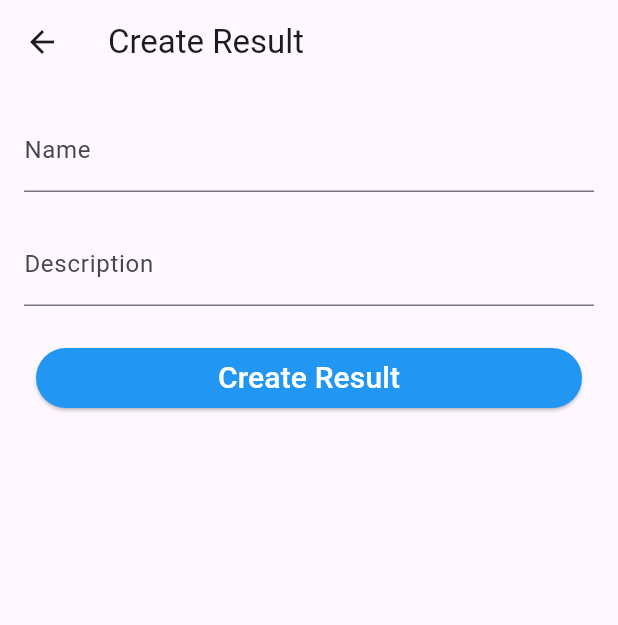
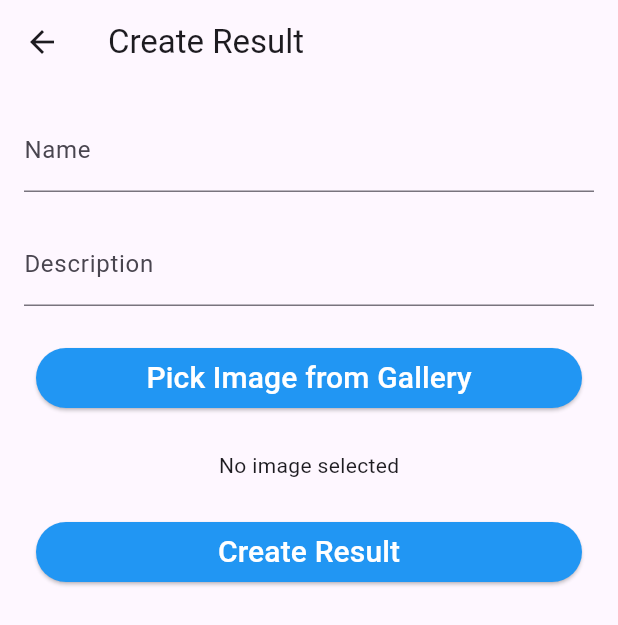
Before and after one commit to DoctorTau/Challengify-mobile, a Flutter app: the CreateResultScreen screen opened directly with empty values, on a phone screen of 412 x 824 dp. Shown: the top 625 px of the screen. Run offline on Flutter 3.47's test engine with Material 3 defaults, Android fonts, the phone set to English and light mode, and no system bars; our stand-ins replace flutter_dotenv, freezed_annotation, image_picker, logger, shared_preferences; accounts and stored records are empty; generated files the repository leaves out were written again.

Commit message:
Refactor app.dart, Info.plist, AndroidManifest.xml, result_screen.dart, and file_interactor.dart

```diff
--- a/lib/src/app.dart
+++ b/lib/src/app.dart
@@ -1,4 +1,3 @@
-import 'package:challengify_app/src/Storage/JwtStorage.dart';
 import 'package:challengify_app/src/models/challenge.dart';
 import 'package:challengify_app/src/view/screens/challenge_create_screen.dart';
 import 'package:challengify_app/src/view/screens/challenges_screen.dart';
--- a/lib/src/view/screens/result_creating_screen.dart
+++ b/lib/src/view/screens/result_creating_screen.dart
@@ -1,8 +1,12 @@
+import 'dart:io';
+
 import 'package:challengify_app/src/models/DataTransferObject/result_create_dto.dart';
 import 'package:challengify_app/src/view/widgets/full_width_button.dart';
 import 'package:challengify_app/src/web_interactors/challenge_interactor.dart';
+import 'package:challengify_app/src/web_interactors/file_interactor.dart';
 import 'package:flutter/material.dart';
 import 'package:flutter_dotenv/flutter_dotenv.dart';
+import 'package:image_picker/image_picker.dart';
 
 class CreateResultScreen extends StatefulWidget {
   final int challengeId;
@@ -21,6 +25,26 @@ class _CreateResultScreenState extends State<CreateResultScreen> {
   final _formKey = GlobalKey<FormState>();
   final _nameController = TextEditingController();
   final _descriptionController = TextEditingController();
+
+  final ImagePicker _picker = ImagePicker();
+  final _fileInteractor = FileInteractor(baseUrl: dotenv.env['BASEURL']!);
+
+  Future<void> _pickImage() async {
+    final pickedFile = await _picker.pickImage(source: ImageSource.gallery);
+    if (pickedFile != null) {
+      setState(() {
+        _image = File(pickedFile.path);
+      });
+    }
+  }
+
+  Future<void> _uploadImage() async {
+    if (_image != null) {
+      await _fileInteractor.uploadFile(_image!);
+    }
+  }
+
+  File? _image;
 
   @override
   Widget build(BuildContext context) {
@@ -57,6 +81,15 @@ class _CreateResultScreenState extends State<CreateResultScreen> {
               ),
               SizedBox(height: 20),
               FullWidhtButton(
+                onPressed: _pickImage,
+                text: 'Pick Image from Gallery',
+              ),
+              SizedBox(height: 20),
+              _image != null
+                  ? Expanded(child: Image.file(_image!))
+                  : Text('No image selected'),
+              SizedBox(height: 20),
+              FullWidhtButton(
                 onPressed: () async {
                   if (_formKey.currentState!.validate()) {
                     ResultCreateRequestDto resultCreateRequestDto =
@@ -65,9 +98,13 @@ class _CreateResultScreenState extends State<CreateResultScreen> {
                       description: _descriptionController.text,
                     );
 
-                    // print(resultCreateRequestDto.toJson());
-                    await challengeInteractor.addResult(
-                        widget.challengeId, resultCreateRequestDto);
+                    if (_image == null) {
+                      await challengeInteractor.addResult(
+                          widget.challengeId, resultCreateRequestDto);
+                    } else {
+                      await challengeInteractor.addResultWithMedia(
+                          widget.challengeId, resultCreateRequestDto, _image!);
+                    }
                     Navigator.pop(context);
                   }
                 },
--- a/pubspec.yaml
+++ b/pubspec.yaml
@@ -21,6 +21,11 @@ dependencies:
   json_annotation: ^4.8.1
   flutter_riverpod: ^2.5.1
   flutter_dotenv: ^5.1.0
+  image_picker: ^1.0.7
+  http_parser: ^4.0.2
+  path_provider: ^2.1.2
+  permission_handler: ^11.3.0
+  path: ^1.9.0
 
 dev_dependencies:
   flutter_test:
```
Also changed, not shown: lib/src/view/screens/result_screen.dart (+10 -1 lines), lib/src/web_interactors/challenge_interactor.dart (+47 -6 lines), lib/src/web_interactors/file_interactor.dart (added, +39 -0 lines), pubspec.lock, 3 other files.
